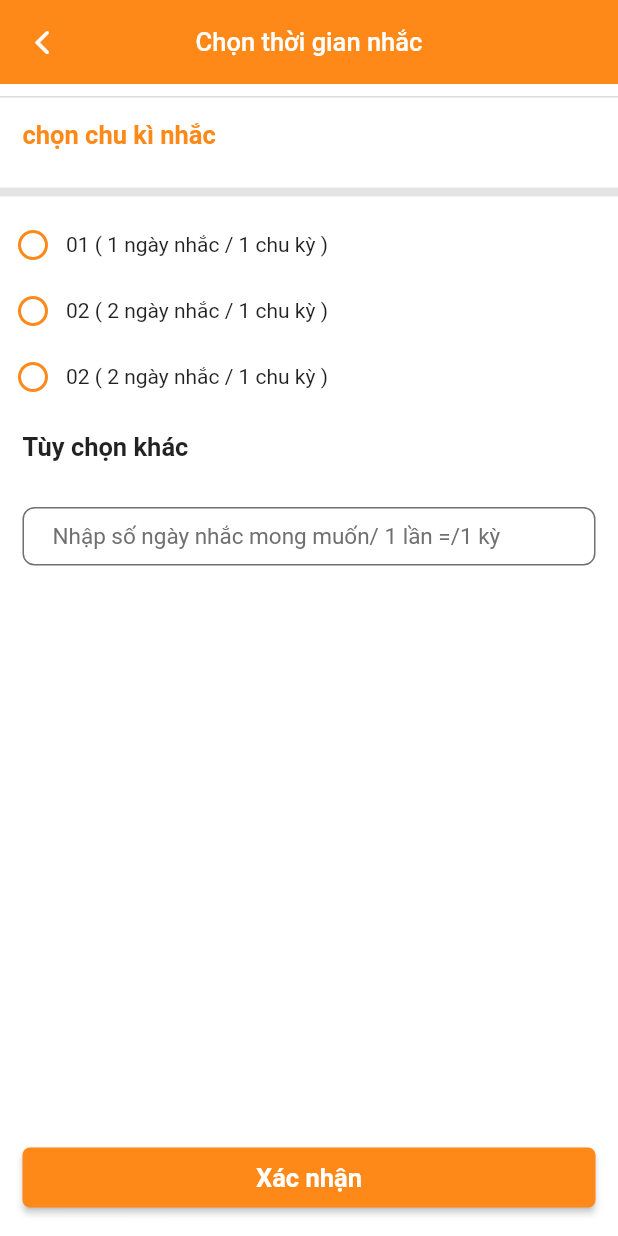
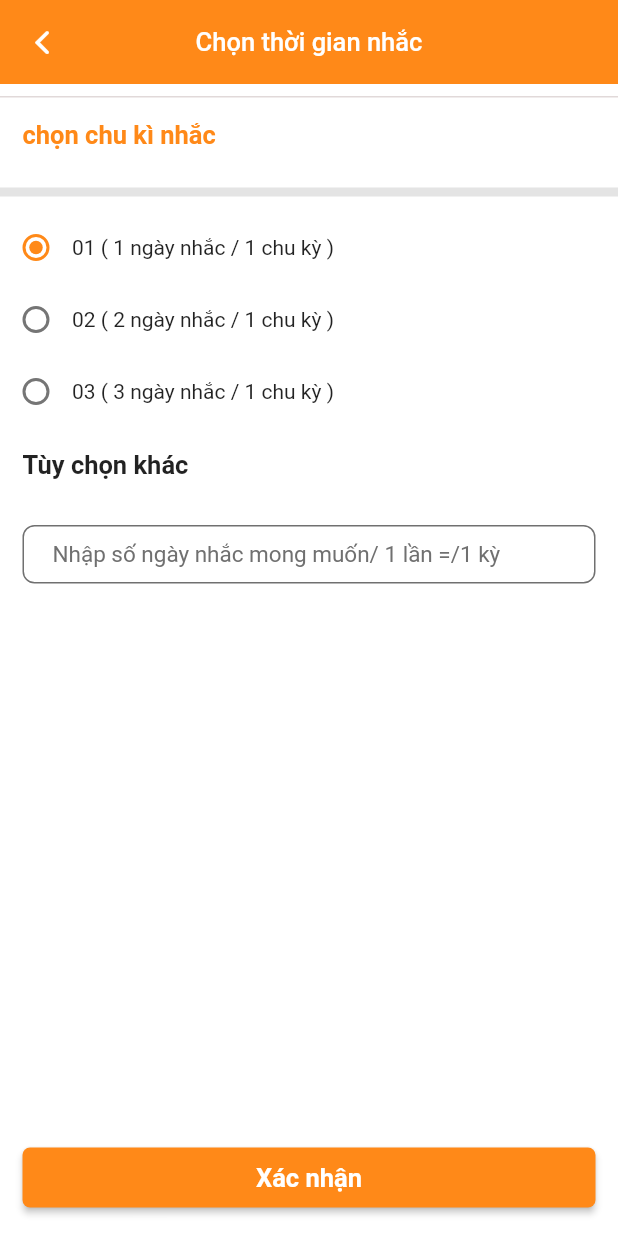
Before and after one commit to NhaPCS/baby_garden, a Flutter app: the RemindCycleScreen screen opened directly, on a phone screen of 412 x 824 dp. Run offline on Flutter 3.47's test engine with Material 2 defaults, Android fonts, the phone set to English and light mode, and no system bars; our stand-ins replace auto_size_text, cached_network_image, carousel_slider, dots_indicator, fl_chart, flutter_html and 10 more; missing offline and left inert: barcode_scan, flutter_picker; accounts and stored records are empty.

Commit message:
fix remind add

```diff
--- a/lib/l10n/intl_en.arb
+++ b/lib/l10n/intl_en.arb
@@ -492,7 +492,7 @@
   "point_checkout_alert": "Số điểm bạn nhập vượt quá số điểm hiện có",
   "remindCycle1": "01 ( 1 ngày nhắc / 1 chu kỳ )",
   "remindCycle2": "02 ( 2 ngày nhắc / 1 chu kỳ )",
-    "remindCycle3": "02 ( 2 ngày nhắc / 1 chu kỳ )",
+  "remindCycle3": "03 ( 3 ngày nhắc / 1 chu kỳ )",
   "remindOtherOption": "Tùy chọn khác",
   "remindOtherOptionHint": "Nhập số ngày nhắc mong muốn/ 1 lần =/1 kỳ",
   "male": "Nam",
--- a/lib/screen/remind_add/provider/remind_add_provider.dart
+++ b/lib/screen/remind_add/provider/remind_add_provider.dart
@@ -6,6 +6,7 @@ class RemindAddProvider extends ChangeNotifier {
   List<dynamic> products = List();
   int selectedRadio = 1; // 1 remind buy, 2: remind use
   int selectedProduct = 0;
+  int selectedCycle = 1;
 
   void clearProduct() {
     products = null;
@@ -33,6 +34,11 @@ class RemindAddProvider extends ChangeNotifier {
     notifyListeners();
   }
 
+  void setSelectedCycle(int val) {
+    this.selectedProduct = val;
+    notifyListeners();
+  }
+
   Product getProduct(int index) {
     final product = Product(
         id: products[index]['id'],
--- a/lib/screen/remind_add/remind_add_screen.dart
+++ b/lib/screen/remind_add/remind_add_screen.dart
@@ -20,8 +20,9 @@ class RemindAddScreen extends StatefulWidget {
 class _RemindAddScreen extends BaseState<RemindAddScreen> {
   var remindBuy = false;
   var remindUsed = false;
-  RemindCalendarProvider _remindCalenderProvider = RemindCalendarProvider();
-  RemindAddProvider _remindAddProvider = RemindAddProvider();
+  final RemindCalendarProvider _remindCalenderProvider =
+      RemindCalendarProvider();
+  final RemindAddProvider _remindAddProvider = RemindAddProvider();
 
   bool visible = false;
 
--- a/lib/screen/remind_cycle/remind_cycle_screen.dart
+++ b/lib/screen/remind_cycle/remind_cycle_screen.dart
@@ -1,9 +1,8 @@
 import 'package:baby_garden_flutter/generated/l10n.dart';
 import 'package:baby_garden_flutter/screen/base_state.dart';
-import 'package:baby_garden_flutter/screen/remind_management/Provider/remind_calendar_provider.dart';
+import 'package:baby_garden_flutter/screen/remind_add/provider/remind_add_provider.dart';
 import 'package:baby_garden_flutter/util/resource.dart';
 import 'package:baby_garden_flutter/widget/button/my_raised_button.dart';
-import 'package:baby_garden_flutter/widget/checkbox/circle_checkbox.dart';
 import 'package:baby_garden_flutter/widget/input/my_text_field.dart';
 import 'package:flutter/cupertino.dart';
 import 'package:flutter/material.dart';
@@ -16,8 +15,8 @@ class RemindCycleScreen extends StatefulWidget {
 }
 
 class _RemindCycleScreenState extends BaseState<RemindCycleScreen> {
-  final RemindCalendarProvider _remindCalendarProvider =
-      RemindCalendarProvider();
+  final RemindAddProvider _remindAddProvider = RemindAddProvider();
+  final TextEditingController _cycleTextFieldCtrl = TextEditingController();
 
   bool check1 = false;
   bool check2 = false;
@@ -46,9 +45,9 @@ class _RemindCycleScreenState extends BaseState<RemindCycleScreen> {
                     ),
                   ),
                   WidgetUtil.getLine(color: Color(0xffE4E4E4), width: 6),
-                  _remindCycle(S.of(context).remindCycle1, check1),
-                  _remindCycle(S.of(context).remindCycle2, check2),
-                  _remindCycle(S.of(context).remindCycle3, check3),
+                  _remindCycle(S.of(context).remindCycle1, 1),
+                  _remindCycle(S.of(context).remindCycle2, 2),
+                  _remindCycle(S.of(context).remindCycle3, 3),
                   Padding(
                     padding: SizeUtil.normalPadding,
                     child: Text(
@@ -67,7 +66,9 @@ class _RemindCycleScreenState extends BaseState<RemindCycleScreen> {
                       hintStyle: TextStyle(
                           fontSize: SizeUtil.textSizeDefault,
                           color: ColorUtil.darkGray),
-                      textEditingController: null,
+                      textEditingController: _cycleTextFieldCtrl,
+                      onEditingComplete: () =>
+                          _remindAddProvider.setSelectedCycle(0),
                       borderColor: ColorUtil.darkGray,
                       borderRadius: 8,
                     ),
@@ -88,31 +89,39 @@ class _RemindCycleScreenState extends BaseState<RemindCycleScreen> {
                   borderRadius: SizeUtil.tinyRadius,
                   matchParent: true,
                   onPressed: () {
-                    // TODO-QA set cycle
-                    Navigator.of(context).pop();
+                    final cycle = _remindAddProvider.selectedCycle != 0
+                        ? _remindAddProvider.selectedCycle.toString()
+                        : _cycleTextFieldCtrl.text;
+                    Navigator.of(context).pop(cycle);
                   }),
             ),
           ],
         ));
   }
 
-  Widget _remindCycle(String label, bool value) {
-    return Row(
-      children: <Widget>[
-        CircleCheckbox(
-            color: ColorUtil.primaryColor,
-            uncheckBg: Icons.radio_button_unchecked,
-            checked: value,
-            onChanged: (bool val) {
-              value = val;
-            }),
-        Expanded(child: Text(label))
-      ],
-    );
+  Widget _remindCycle(String label, int cycle) {
+    return Consumer<RemindAddProvider>(
+        builder: (BuildContext context, RemindAddProvider value, Widget child) {
+      return Row(
+        children: <Widget>[
+          Radio(
+            onChanged: (val) {
+              value.setSelectedCycle(val);
+            },
+            groupValue: value.selectedCycle,
+            value: cycle,
+            activeColor: ColorUtil.primaryColor,
+          ),
+          Text(
+            label,
+          ),
+        ],
+      );
+    });
   }
 
   @override
   List<SingleChildWidget> providers() {
-    return [ChangeNotifierProvider.value(value: _remindCalendarProvider)];
+    return [ChangeNotifierProvider.value(value: _remindAddProvider)];
   }
 }
--- a/lib/screen/remind_management/item/remind_card_item.dart
+++ b/lib/screen/remind_management/item/remind_card_item.dart
@@ -1,7 +1,7 @@
 import 'package:baby_garden_flutter/data/model/remind_calendar.dart';
 import 'package:baby_garden_flutter/generated/l10n.dart';
 import 'package:baby_garden_flutter/screen/remind_edit/remind_edit_screen.dart';
-import 'package:baby_garden_flutter/screen/remind_management/Provider/remind_calendar_provider.dart';
+import 'package:baby_garden_flutter/screen/remind_management/provider/remind_calendar_provider.dart';
 import 'package:baby_garden_flutter/util/resource.dart';
 import 'package:baby_garden_flutter/widget/button/button_icon.dart';
 import 'package:baby_garden_flutter/widget/image/circle_image.dart';
```
Also changed, not shown: lib/screen/remind_management/widget/reminder_layout.dart (+17 -5 lines), lib/screen/remind_set_date/remind_set_date_screen.dart (+11 -7 lines), lib/screen/remind_set_time/remind_set_time_screen.dart (+10 -6 lines), lib/generated/intl/messages_en.dart, lib/generated/l10n.dart. Lines whose indentation alone changed are shown as unchanged.
